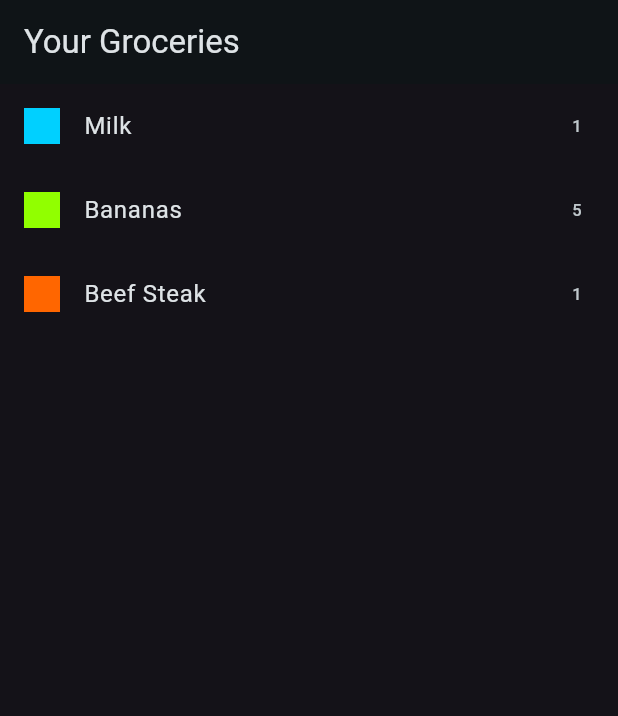
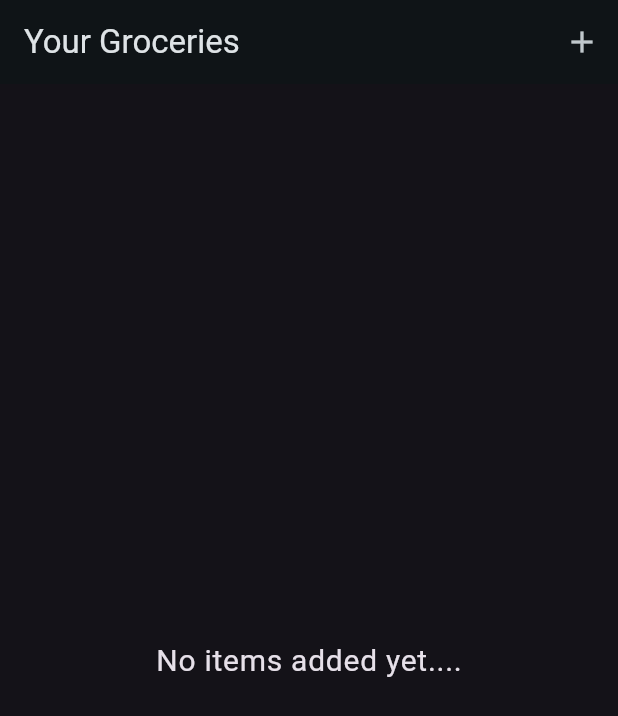
Before and after one commit to jmcfx/expense_tracker, a Flutter app: the screen it shows after launch, on a phone screen of 412 x 824 dp. Shown: the top 716 px of the screen. Run offline on Flutter 3.47's test engine with Material 3 defaults, Android fonts, the phone set to English and light mode, and no system bars.

Commit message:
add groceries

```diff
--- a/lib/data/grocery.dart
+++ b/lib/data/grocery.dart
@@ -3,23 +3,20 @@ import 'package:expense_tracker/models/category_model.dart';
 
 import 'package:expense_tracker/models/grocery_item_model.dart';
 
- final  groceryItems = [
+final groceryItems = [
   GroceryItemModel(
       id: 'a',
       name: 'Milk',
       quantity: 1,
-      category: categoriesList[Categories.dairy]!
-      ),
+      category: categoriesMap[Categories.dairy]!),
   GroceryItemModel(
       id: 'b',
       name: 'Bananas',
       quantity: 5,
-      category: categoriesList[Categories.fruit]!
-      ),
+      category: categoriesMap[Categories.fruit]!),
   GroceryItemModel(
       id: 'c',
       name: 'Beef Steak',
       quantity: 1,
-      category: categoriesList[Categories.meat]!
-      ),
+      category: categoriesMap[Categories.meat]!),
 ];
--- a/lib/widgets/grocery_list.dart
+++ b/lib/widgets/grocery_list.dart
@@ -1,27 +1,76 @@
-import 'package:expense_tracker/data/grocery.dart';
+import 'package:expense_tracker/models/grocery_item_model.dart';
+import 'package:expense_tracker/widgets/new_items.dart';
 import 'package:flutter/material.dart';
 
-class GroceryList extends StatelessWidget {
+class GroceryList extends StatefulWidget {
   const GroceryList({super.key});
 
   @override
+  State<GroceryList> createState() => _GroceryListState();
+}
+
+class _GroceryListState extends State<GroceryList> {
+  final List<GroceryItemModel> _groceryItems = [];
+  //addItem... push to newItems Screen....
+  void _addItem() async {
+    final newItems = await Navigator.of(context).push(MaterialPageRoute(
+      builder: (context) => const NewItems(),
+    ));
+
+    if (newItems == null) {
+      return;
+    }
+    setState(() {
+      _groceryItems.add(newItems);
+    });
+  }
+
+  void _removeItem(GroceryItemModel item) {
+    setState(() {
+      _groceryItems.remove(item);
+    });
+  }
+
+  @override
   Widget build(BuildContext context) {
-    return Scaffold(
-      appBar: AppBar(
-        title: const Text("Your Groceries"),
+    //Default Display if it's empty
+    Widget content = Center(
+      child: Text(
+        "No items added yet....",
+        style: Theme.of(context).textTheme.bodyLarge!.copyWith(
+              fontSize: 20,
             ),
-      body: ListView.builder(
-        itemCount: groceryItems.length,
-        itemBuilder: (context, index) => ListTile(
-          title: Text(groceryItems[index].name),
+      ),
+    );
+    // if groceryItems not Empty...
+    if (_groceryItems.isNotEmpty) {
+      content = ListView.builder(
+        itemCount: _groceryItems.length,
+        itemBuilder: (context, index) => Dismissible(
+          onDismissed: (direction) => _removeItem(_groceryItems[index]),
+          key: ValueKey(_groceryItems[index].id),
+          child: ListTile(
+            title: Text(_groceryItems[index].name),
             leading: Container(
               width: 24,
               height: 24,
-            color: groceryItems[index].category.color,
+              color: _groceryItems[index].category.color,
             ),
-          trailing: Text(groceryItems[index].quantity.toString()),
+            trailing: Text(_groceryItems[index].quantity.toString()),
           ),
         ),
       );
     }
+    return Scaffold(
+        appBar: AppBar(
+          title: const Text("Your Groceries"),
+          actions: [
+            IconButton(
+              onPressed: _addItem,
+              icon: const Icon(Icons.add),
+            )
+          ],
+        ),
+        body: content);
   }
+}
```
Also changed, not shown: lib/data/categories.dart (+3 -4 lines), lib/widgets/new_items.dart (added, +140 -0 lines), lib/models/category_model.dart (line endings or trailing spaces). Lines whose indentation alone changed are shown as unchanged.
